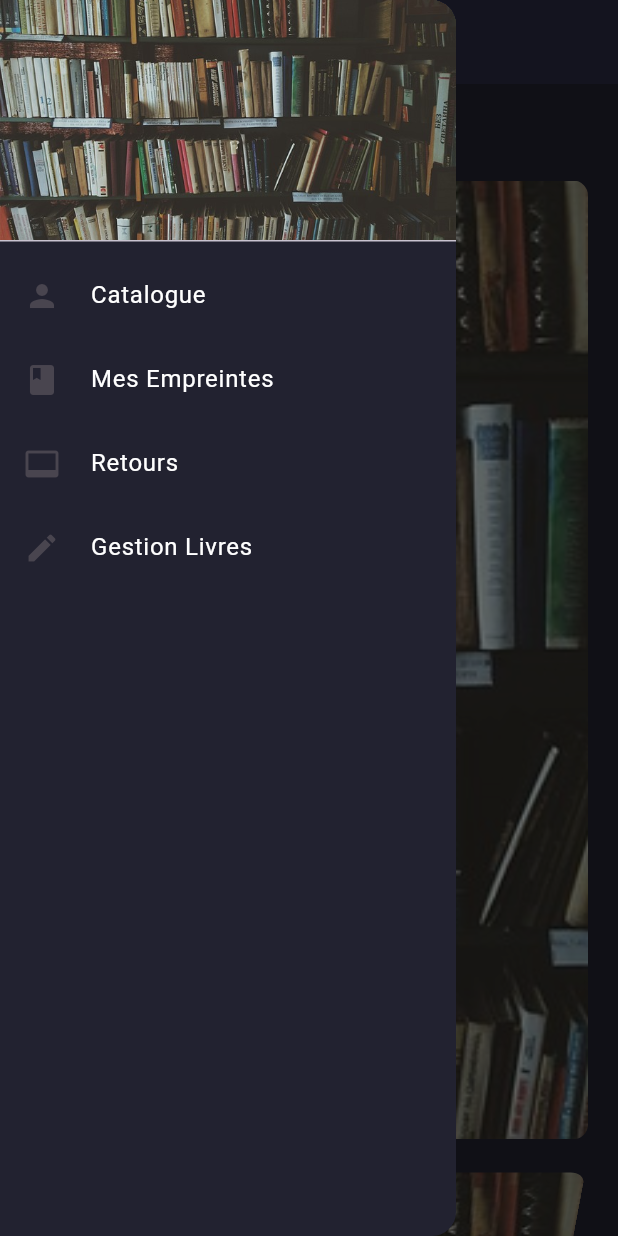
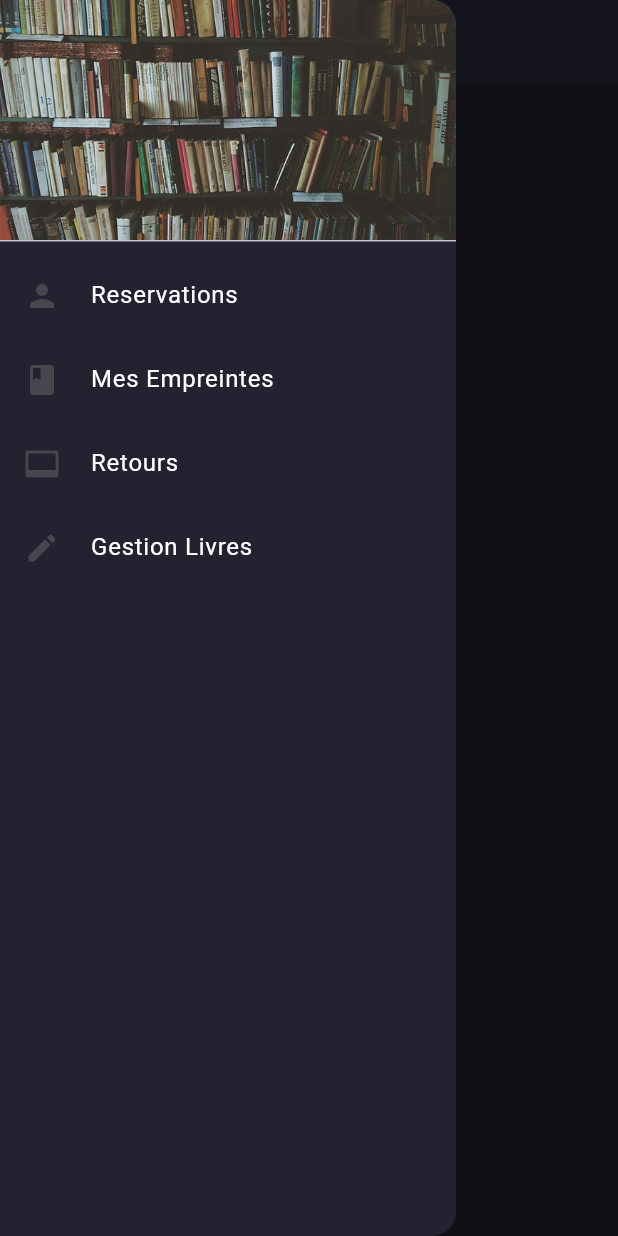
Before and after one commit to aiaklf02/Flutter_Library_App, a Flutter app: the screen it shows after launch, with the side drawer open, on a phone screen of 412 x 824 dp. Run offline on Flutter 3.47's test engine with Material 3 defaults, Android fonts, the phone set to English and light mode, and no system bars; our stand-ins replace image_picker, sqflite; accounts and stored records are empty.

Commit message:
books showing in main

```diff
--- a/lib/catalogue.dart
+++ b/lib/catalogue.dart
@@ -1,15 +1,15 @@
 import 'package:flutter/material.dart';
 
-class CataloguePage extends StatelessWidget {
+class reservationsPage extends StatelessWidget {
   @override
   Widget build(BuildContext context) {
     return Scaffold(
       appBar: AppBar(
-        title: Text("Catalogue Page",style: TextStyle(color: Color.fromRGBO(255, 255,255,1),fontSize: 25),),
+        title: Text("Reservations Page",style: TextStyle(color: Color.fromRGBO(255, 255,255,1),fontSize: 25),),
         backgroundColor: Color.fromARGB(255, 43, 44, 68),
       ),
       body: Center(
-        child: Text('Catalogue Page Content'),
+        child: Text('Reservations Page Content'),
       ),
     );
   }
--- a/lib/main.dart
+++ b/lib/main.dart
@@ -1,48 +1,168 @@
 import 'package:flutter/material.dart';
+import 'dart:io';
+
 import 'Empreintes.dart';
 import 'GestionLivres.dart';
 import 'catalogue.dart';
 import 'Retours.dart';
 import 'bookdetails.dart';
+import 'package:sqflite/sqflite.dart';
+import 'package:path/path.dart';
+
 
 String imagePath = 'assets/bookcases-1869616_640.jpg';
 
-void main() => runApp(const App2());
+// void main() => runApp(App2());
+
+// class App2 extends StatelessWidget {
+//   final appTitle = 'Library';
+//   final BookDataProvider dataprovider = BookDataProvider();
+//   late final BookRepository bookRepository;
+//
+//   App2({Key? key}) : super(key: key) {
+//     bookRepository = BookRepository(dataProvider: dataprovider);
+//   }
+//
+//   @override
+//   Widget build(BuildContext context) {
+//     return MaterialApp(
+//       title: appTitle,
+//       home: MyHomePage(title: appTitle, bookRepository: bookRepository),
+//       debugShowCheckedModeBanner: false,
+//     );
+//   }
+// }
+
+void main() async {
+  WidgetsFlutterBinding.ensureInitialized(); // Ensure that the binding is initialized
+
+  // Initialize the book repository
+  final dataprovider = await BookDataProvider().init();
+  final bookRepository = BookRepository(dataProvider: dataprovider);
+
+  runApp(App2(bookRepository: bookRepository)); // Pass the initialized repository to the app
+}
 
 class App2 extends StatelessWidget {
   final appTitle = 'Library';
-  const App2({Key? key}) : super(key: key);
+  final BookRepository bookRepository;
+
+  App2({Key? key, required this.bookRepository}) : super(key: key);
+
   @override
   Widget build(BuildContext context) {
     return MaterialApp(
       title: appTitle,
-      home: MyHomePage(title: appTitle),
+      home: MyHomePage(title: appTitle, bookRepository: bookRepository),
       debugShowCheckedModeBanner: false,
-    ); // MaterialApp
+    );
   }
 }
+// class MyHomePage extends StatelessWidget {
+//   final String title;
+//   const MyHomePage({Key? key, required this.title}) : super(key: key);
+//   @override
+//   Widget build(BuildContext context) {
+//     return Scaffold(
+//       appBar: AppBar(
+//         title: Text(title,style: TextStyle(color: Color.fromRGBO(255, 255,255,1),fontSize: 25),),
+//         backgroundColor: Color.fromARGB(255, 43, 44, 68),
+//       ),
+//       body: SafeArea(
+//         child: Container(
+//           color: Color.fromRGBO(34,34,48,1),
+//           // height: MediaQuery.of(context).size.height * 0.9, // 90% of parent's height
+//           // width: MediaQuery.of(context).size.width, // full width of parent
+//           child: ListWheelScrollView(
+//             // scrollDirection: Axis.horizontal, // Set horizontal direction
+//             diameterRatio: 7.0, // Adjust this value to set the perspective
+//
+//             itemExtent: MediaQuery.of(context).size.height*0.8, // 90% of parent's width
+//             children: List.generate(3, (index) {
+//               return GestureDetector(
+//                 onTap: () {
+//                   Navigator.push(
+//                     context,
+//                     MaterialPageRoute(builder: (context) => BookDetailsPage()),
+//                   );
+//                 },
+//                 child: Container(
+//                   margin: EdgeInsets.symmetric(vertical: 10, horizontal: 20),
+//                   decoration: BoxDecoration(
+//                     borderRadius: BorderRadius.circular(10),
+//                     image: DecorationImage(
+//                       image: AssetImage(imagePath),
+//                       fit: BoxFit.cover,
+//                     ),
+//                   ),
+//                   child: Align(
+//                     alignment: Alignment.bottomCenter,
+//                     child: Padding(
+//                       padding: EdgeInsets.all(10),
+//                       child: Column(
+//                         mainAxisAlignment: MainAxisAlignment.end,
+//
+//                         children: [
+//                           Text('Book Title $index',
+//                             style: TextStyle(
+//                               color: Colors.white,
+//                               fontSize: 26,
+//                               fontWeight: FontWeight.bold,
+//                             ),
+//                           ),
+//                           //
+//                           Text('Book Auteur $index',
+//                             style: TextStyle(
+//                               color: Colors.white,
+//                               fontSize: 19,
+//                               fontWeight: FontWeight.bold,
+//                             ),
+//                           )
+//                           //
+//                         ],
+//                       ),
+//                     ),
+//                   ),
+//                 ),
+//               );
+//             }),
+//           ),
+//         ),
+//       ),
+//
+//
 
 class MyHomePage extends StatelessWidget {
   final String title;
-  const MyHomePage({Key? key, required this.title}) : super(key: key);
+  final BookRepository bookRepository; // Add this field
+
+  const MyHomePage({Key? key, required this.title, required this.bookRepository}) : super(key: key);
+
   @override
   Widget build(BuildContext context) {
     return Scaffold(
       appBar: AppBar(
-        title: Text(title,style: TextStyle(color: Color.fromRGBO(255, 255,255,1),fontSize: 25),),
+        title: Text(
+          title,
+          style: TextStyle(color: Color.fromRGBO(255, 255, 255, 1), fontSize: 25),
+        ),
         backgroundColor: Color.fromARGB(255, 43, 44, 68),
       ),
       body: SafeArea(
         child: Container(
-          color: Color.fromRGBO(34,34,48,1),
-          // height: MediaQuery.of(context).size.height * 0.9, // 90% of parent's height
-          // width: MediaQuery.of(context).size.width, // full width of parent
-          child: ListWheelScrollView(
-            // scrollDirection: Axis.horizontal, // Set horizontal direction
-            diameterRatio: 7.0, // Adjust this value to set the perspective
-
-            itemExtent: MediaQuery.of(context).size.height*0.8, // 90% of parent's width
-            children: List.generate(3, (index) {
+          color: Color.fromRGBO(34, 34, 48, 1),
+          child: FutureBuilder<List<Book>>(
+            future: bookRepository.getBooks(), // Fetch books from the repository
+            builder: (context, snapshot) {
+              if (snapshot.connectionState == ConnectionState.waiting) {
+                return Center(child: CircularProgressIndicator());
+              } else if (snapshot.hasError) {
+                return Center(child: Text('Error: ${snapshot.error}'));
+              } else {
+                return ListWheelScrollView(
+                  diameterRatio: 7.0,
+                  itemExtent: MediaQuery.of(context).size.height * 0.8,
+                  children: snapshot.data!.map((book) {
                     return GestureDetector(
                       onTap: () {
                         Navigator.push(
@@ -55,7 +175,7 @@ class MyHomePage extends StatelessWidget {
                         decoration: BoxDecoration(
                           borderRadius: BorderRadius.circular(10),
                           image: DecorationImage(
-                      image: AssetImage(imagePath),
+                            image: FileImage(File(book.imagePath)),
                             fit: BoxFit.cover,
                           ),
                         ),
@@ -65,34 +185,39 @@ class MyHomePage extends StatelessWidget {
                             padding: EdgeInsets.all(10),
                             child: Column(
                               mainAxisAlignment: MainAxisAlignment.end,
-
                               children: [
-                          Text('Book Title $index',
+                                Text(
+                                  book.title,
                                   style: TextStyle(
                                     color: Colors.white,
                                     fontSize: 26,
                                     fontWeight: FontWeight.bold,
                                   ),
                                 ),
-                          //
-                          Text('Book Auteur $index',
+                                Text(
+                                  book.author,
                                   style: TextStyle(
                                     color: Colors.white,
                                     fontSize: 19,
                                     fontWeight: FontWeight.bold,
                                   ),
                                 )
-                          //
                               ],
                             ),
                           ),
                         ),
                       ),
                     );
-            }),
+                  }).toList(),
+                );
+              }
+            },
           ),
         ),
       ),
+
+      //
+      //
       drawer: Drawer(
         backgroundColor: Color.fromRGBO(34, 34, 48, 1),
         child: ListView(
@@ -111,12 +236,12 @@ class MyHomePage extends StatelessWidget {
             ),
             ListTile(
               leading: const Icon(Icons.person),
-              title: const Text(' Catalogue ',style: TextStyle(color: Color.fromRGBO(255,255,255, 1)),),
+              title: const Text(' Reservations ',style: TextStyle(color: Color.fromRGBO(255,255,255, 1)),),
               onTap: () {
                 Navigator.pop(context);
                 Navigator.push(
                   context,
-                  MaterialPageRoute(builder: (context) => CataloguePage()),
+                  MaterialPageRoute(builder: (context) => reservationsPage()),
                 );
               },
             ),
--- a/pubspec.yaml
+++ b/pubspec.yaml
@@ -64,7 +64,6 @@ flutter:
   # To add assets to your application, add an assets section, like this:
   assets:
     - assets/
-
   # An image asset can refer to one or more resolution-specific "variants", see
   # https://flutter.dev/assets-and-images/#resolution-aware
 
@@ -90,3 +89,6 @@ flutter:
   #
   # For details regarding fonts from package dependencies,
   # see https://flutter.dev/custom-fonts/#from-packages
+/data/user/0/com:
+  example:
+    flutter_library_app/cache/:
```
Also changed, not shown: lib/GestionLivres.dart (line endings or trailing spaces), pubspec.lock. Lines whose indentation alone changed are shown as unchanged.
